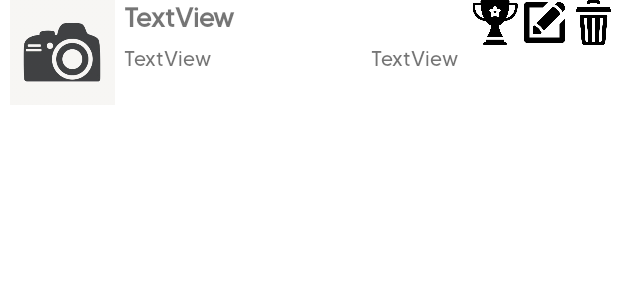
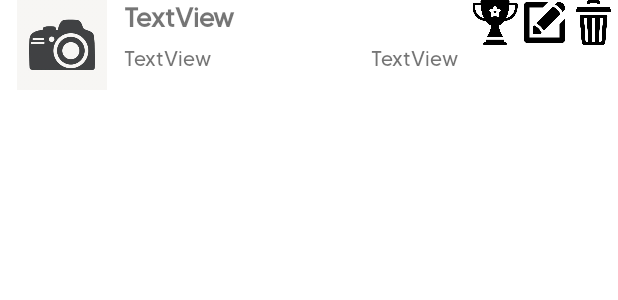
Before and after one commit to kza40/GameKeeper, an Android app: the layout config_row.xml on its own in the app's theme, with its tools: preview values and no code run, on a phone screen of 412 x 824 dp. Shown: the top 300 px of the screen. Run offline under Robolectric (Android 15) with nearby library versions, the phone set to English and light mode, and no system bars.

Commit message:
Added the imageView to GameConfigAdapter

```diff
--- a/app/src/main/res/layout/config_row.xml
+++ b/app/src/main/res/layout/config_row.xml
@@ -7,13 +7,6 @@
     android:layout_height="match_parent"
     android:weightSum="100"
     android:descendantFocusability="blocksDescendants">
-
-    <!--    <ImageView-->
-    <!--        android:id="@+id/winnerIcon"-->
-    <!--        android:layout_width="match_parent"-->
-    <!--        android:layout_height="60dp"-->
-    <!--        android:layout_weight="80"-->
-    <!--        tools:srcCompat="@drawable/edit" />-->
 
     <LinearLayout
         android:orientation="vertical"
@@ -29,8 +22,8 @@
 
             <ImageView
                 android:id="@+id/ivConfigPhoto"
-                android:layout_width="wrap_content"
-                android:layout_height="70dp"
+                android:layout_width="match_parent"
+                android:layout_height="match_parent"
                 android:layout_weight="80"
                 android:scaleType="fitCenter"
                 tools:srcCompat="@drawable/img_default" />
```
Also changed, not shown: app/src/main/java/ca/cmpt276/myapplication/adapter/GameConfigAdapter.java (+22 -0 lines).
